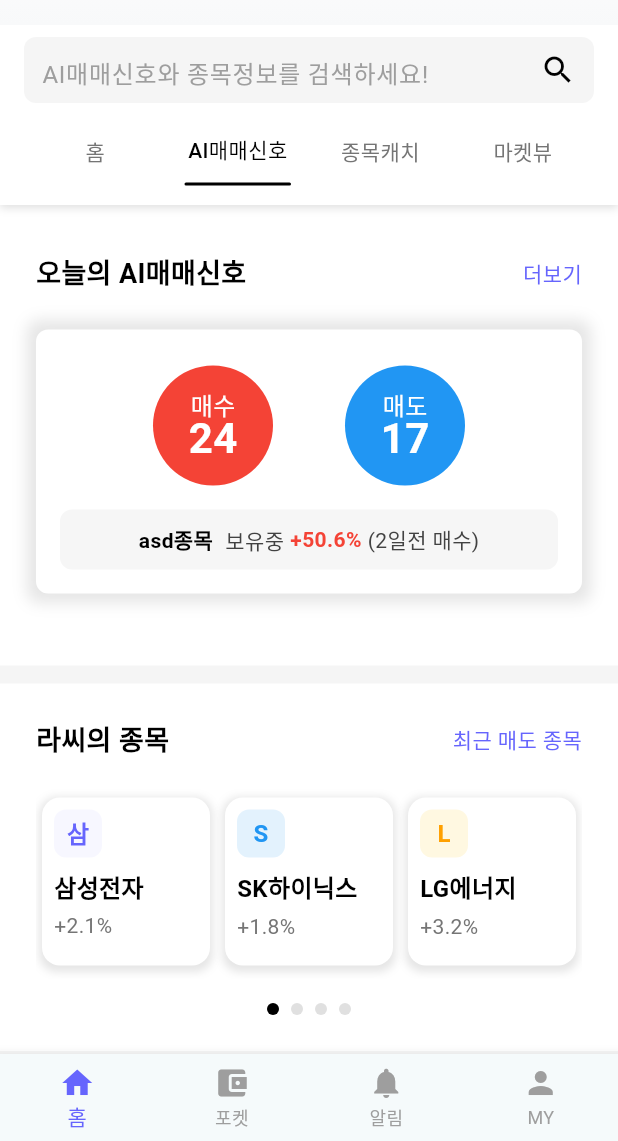
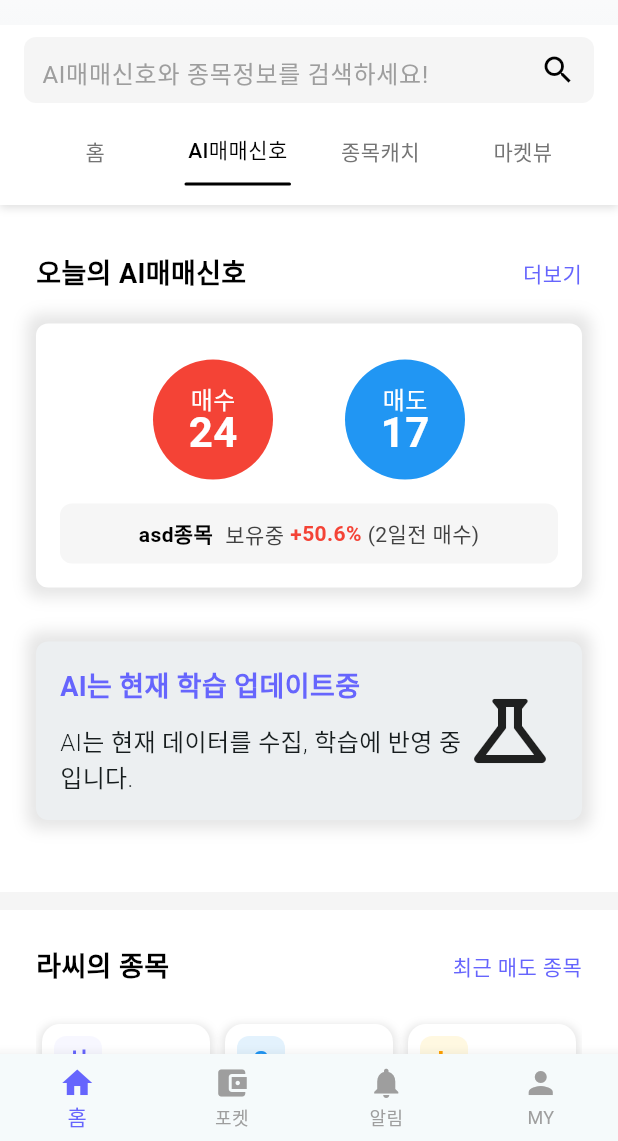
Before and after one commit to kind4u/rassi_clone, a Flutter app: the screen it shows after launch, swiped to page 2, on a phone screen of 412 x 824 dp, the part 95-1236 px from its top. Run offline on Flutter 3.47's test engine with Material 3 defaults, Android fonts, the phone set to English and light mode, and no system bars; our stand-ins replace font_awesome_flutter.

Commit message:
ai 매매신호 하단 content 추가

```diff
--- a/lib/components/common/ai_description_detail_card.dart
+++ b/lib/components/common/ai_description_detail_card.dart
@@ -94,8 +94,11 @@ class _AiDescriptionDetailCardState extends State<AiDescriptionDetailCard> {
     const int buyCount = 24;
     const int sellCount = 17;
 
-    return Padding(
-      padding: const EdgeInsets.symmetric(vertical: 24.0),
+    return Column(
+      children: [
+        SizedBox(height: 8.0),
+        Padding(
+          padding: const EdgeInsets.symmetric(vertical: 12.0),
           child: Container(
             padding: const EdgeInsets.all(16.0),
             decoration: BoxDecoration(
@@ -142,6 +145,56 @@ class _AiDescriptionDetailCardState extends State<AiDescriptionDetailCard> {
               ],
             ),
           ),
+        ),
+        Padding(
+          padding: const EdgeInsets.symmetric(vertical: 24.0),
+          child: Container(
+            padding: const EdgeInsets.all(16.0),
+            decoration: BoxDecoration(
+              color: Colors.blueGrey.shade50,
+              borderRadius: BorderRadius.circular(8.0),
+              boxShadow: [
+                BoxShadow(
+                  color: Colors.black.withValues(alpha: 0.1),
+                  spreadRadius: 6,
+                  blurRadius: 8,
+                  offset: const Offset(0, 0),
+                ),
+              ],
+            ),
+            child: Row(
+              mainAxisAlignment: MainAxisAlignment.spaceBetween,
+              children: [
+                Expanded(
+                  child: Column(
+                    crossAxisAlignment: CrossAxisAlignment.start,
+                    children: [
+                      Text(
+                        "AI는 현재 학습 업데이트중",
+                        style: const TextStyle(
+                          color: Color(0xFF6665FD),
+                          fontWeight: FontWeight.bold,
+                          fontSize: 18,
+                        ),
+                      ),
+                      const SizedBox(height: 12),
+                      Text(
+                        "AI는 현재 데이터를 수집, 학습에 반영 중입니다.",
+                        style: const TextStyle(
+                          fontWeight: FontWeight.w300,
+                          fontSize: 16,
+                        ),
+                      ),
+                    ],
+                  ),
+                ),
+
+                Icon(Icons.science_outlined, size: 64),
+              ],
+            ),
+          ),
+        ),
+      ],
     );
   }
 
```
Lines whose indentation alone changed are shown as unchanged.
